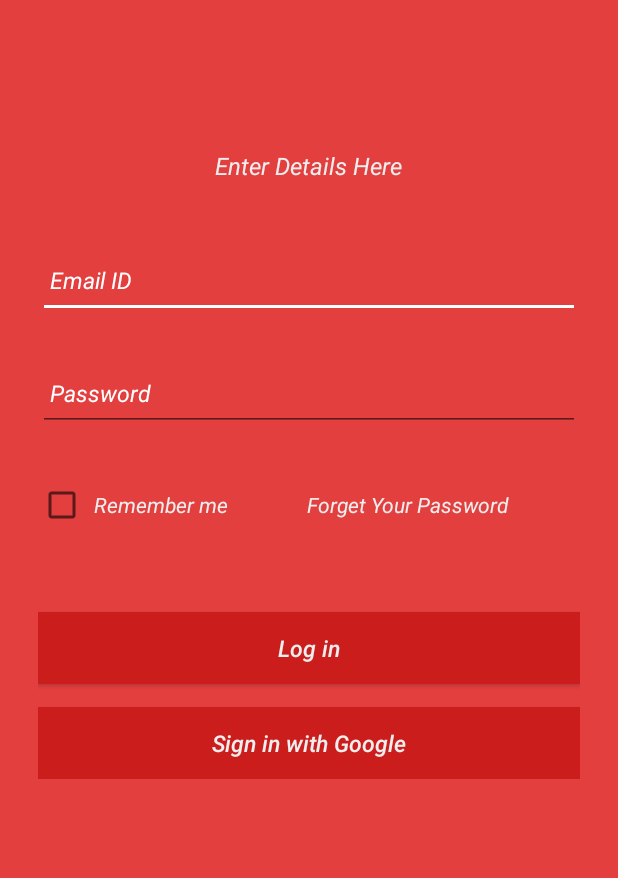
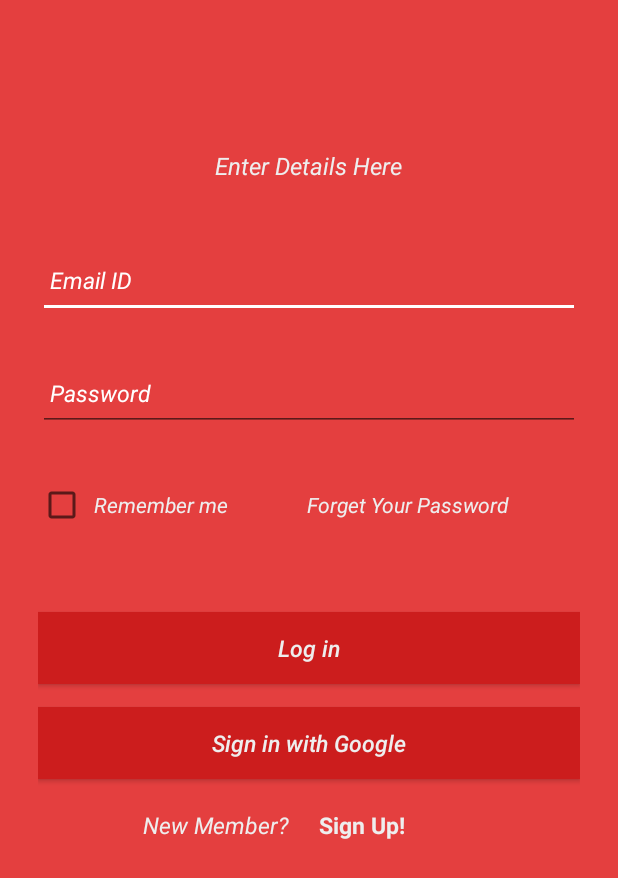
Before and after one commit to rajpatel123/kalamQuotes, an Android app: the screen it shows after launch (LoginActivity), on a phone screen of 412 x 824 dp. Shown: the top 878 px of the screen. Run offline under Robolectric (Android 15) with nearby library versions, the phone set to English and light mode, and no system bars; our stand-ins replace ButterKnife; plain views replace LoginButton.

Commit message:
Commit signup, notification , google signup login

```diff
--- a/app/src/main/java/com/mycomputer/kalamnew/LoginActivity.java
+++ b/app/src/main/java/com/mycomputer/kalamnew/LoginActivity.java
@@ -10,6 +10,7 @@ import android.view.View;
 import android.widget.Button;
 import android.widget.CheckBox;
 import android.widget.EditText;
+import android.widget.TextView;
 import android.widget.Toast;
 
 import com.google.android.gms.auth.api.Auth;
@@ -36,10 +37,13 @@ public class LoginActivity extends AppCompatActivity  implements GoogleApiClient
     @BindView(R.id.loginButton)
     Button btnLogin;
 
+    @BindView(R.id.register_tv)
+    TextView registration;
+
     @BindView(R.id.login_checkbox)
     CheckBox loginCheck;
 
-     @BindView(R.id.sign_in_button)
+    @BindView(R.id.sign_in_button)
     Button SignInButton;
 
 
@@ -57,46 +61,50 @@ public class LoginActivity extends AppCompatActivity  implements GoogleApiClient
     String email_str, pass_str;
 
 
-
     @Override
     protected void onCreate(Bundle savedInstanceState) {
         super.onCreate(savedInstanceState);
         setContentView(R.layout.activity_login);
         ButterKnife.bind(this);
-        GoogleSignInOptions gso =  new GoogleSignInOptions.Builder(GoogleSignInOptions.DEFAULT_SIGN_IN)
+        GoogleSignInOptions gso = new GoogleSignInOptions.Builder(GoogleSignInOptions.DEFAULT_SIGN_IN)
                 .requestEmail()
                 .build();
-        googleApiClient=new GoogleApiClient.Builder(this)
-                .enableAutoManage(this,this)
-                .addApi(Auth.GOOGLE_SIGN_IN_API,gso)
+        googleApiClient = new GoogleApiClient.Builder(this)
+                .enableAutoManage(this, this)
+                .addApi(Auth.GOOGLE_SIGN_IN_API, gso)
                 .build();
-
-
 
 
         SignInButton.setOnClickListener(new View.OnClickListener() {
             @Override
             public void onClick(View view) {
                 Intent intent = Auth.GoogleSignInApi.getSignInIntent(googleApiClient);
-                startActivityForResult(intent,RC_SIGN_IN);
+                startActivityForResult(intent, RC_SIGN_IN);
             }
         });
 
 
-
-
-
-
-
-
-    // loginFb();
+        // loginFb();
         btnLogin.setOnClickListener(new View.OnClickListener() {
             @Override
             public void onClick(View view) {
                 Validation();
             }
         });
-    }
+
+    // loginFb();
+        registration.setOnClickListener(new View.OnClickListener() {
+            @Override
+            public void onClick(View view) {
+                Intent intent=new Intent(LoginActivity.this,Registration.class);
+                startActivity(intent);
+            }
+        });
+
+
+}
+
+
 
     //Login Validation
     private void Validation() {
--- a/app/src/main/java/com/mycomputer/kalamnew/Notification.java
+++ b/app/src/main/java/com/mycomputer/kalamnew/Notification.java
@@ -18,9 +18,9 @@ public class Notification extends AppCompatActivity implements TimePickerDialog.
     protected void onCreate(Bundle savedInstanceState) {
         super.onCreate(savedInstanceState);
         setContentView(R.layout.activity_notification);
-        startNotification = findViewById(R.id.button1);
+        startNotification = findViewById(R.id.start_BTN);
         changeNotification = findViewById(R.id.buttton2);
-        stopNotification = findViewById(R.id.button3);
+        stopNotification = findViewById(R.id.stop_BTN);
         back = findViewById(R.id.button4);
 
         startNotification.setOnClickListener(new View.OnClickListener() {
@@ -41,6 +41,7 @@ public class Notification extends AppCompatActivity implements TimePickerDialog.
         stopNotification.setOnClickListener(new View.OnClickListener() {
             public void onClick(View v) {
 
+
             }
         });
         back.setOnClickListener(new View.OnClickListener() {
--- a/app/src/main/res/layout/activity_login.xml
+++ b/app/src/main/res/layout/activity_login.xml
@@ -165,21 +165,60 @@
 
 
 
+
+
             <Button
-                android:paddingBottom="5dp"
-                android:paddingRight="5dp"
-                android:paddingLeft="5dp"
-                android:paddingTop="5dp"
-                android:layout_marginTop="15dp"
-                android:textColor="@color/white_greyish"
-                android:textAllCaps="false"
-                android:textSize="15dp"
-                android:background="@color/primary_darker"
-                android:textStyle="italic"
                 android:id="@+id/sign_in_button"
                 android:layout_width="match_parent"
                 android:layout_height="wrap_content"
-                android:text="Sign in with Google"/>
+                android:layout_marginTop="15dp"
+                android:background="@color/primary_darker"
+                android:paddingBottom="5dp"
+                android:paddingLeft="5dp"
+                android:paddingRight="5dp"
+                android:paddingTop="5dp"
+                android:text="Sign in with Google"
+                android:textAllCaps="false"
+                android:textColor="@color/white_greyish"
+                android:textSize="15dp"
+                android:textStyle="italic" />
+
+            <LinearLayout
+                android:layout_marginTop="10dp"
+                android:orientation="horizontal"
+                android:layout_width="match_parent"
+                android:layout_height="wrap_content">
+
+
+                <TextView
+                    android:layout_marginLeft="70dp"
+                    android:layout_marginTop="10dp"
+                    android:textStyle="italic"
+                    android:textSize="15sp"
+                    android:textColor="@color/white_greyish"
+                    android:id="@+id/new_user"
+                    android:layout_width="wrap_content"
+                    android:layout_height="wrap_content"
+                    android:layout_marginBottom="5dp"
+                    android:text="New Member?" />
+
+                <TextView
+                    android:layout_marginLeft="20dp"
+                    android:layout_marginTop="10dp"
+                    android:textStyle="bold"
+                    android:textSize="15sp"
+                    android:textColor="@color/white_greyish"
+                    android:id="@+id/register_tv"
+                    android:layout_width="93dp"
+                    android:layout_height="wrap_content"
+                    android:layout_alignParentBottom="true"
+                    android:layout_centerHorizontal="true"
+                    android:layout_marginBottom="5dp"
+                    android:text="Sign Up!" />
+
+            </LinearLayout>
+
+
 
             <!--
                         <com.facebook.login.widget.LoginButton
--- a/app/src/main/res/layout/activity_navigation.xml
+++ b/app/src/main/res/layout/activity_navigation.xml
@@ -7,10 +7,10 @@
     android:layout_height="match_parent"
     android:fitsSystemWindows="true"
     tools:openDrawer="start">
-
     <include
         layout="@layout/app_bar_navigation"
         android:layout_width="match_parent"
+
         android:layout_height="match_parent" />
 
     <android.support.design.widget.NavigationView
--- a/app/src/main/res/layout/movie_list_row.xml
+++ b/app/src/main/res/layout/movie_list_row.xml
@@ -12,9 +12,11 @@
 >
 <android.support.v7.widget.CardView
     android:layout_marginTop="5dp"
+    android:id="@+id/card"
     android:layout_width="wrap_content"
     android:layout_height="wrap_content">
     <ImageView
+        android:id="@+id/kalamimg"
        android:layout_marginTop="5dp"
         android:layout_marginLeft="5dp"
         android:layout_marginRight="5dp"
```
Also changed, not shown: app/src/main/AndroidManifest.xml (+5 -4 lines), app/src/main/java/com/mycomputer/kalamnew/MainActivity.java (added, +13 -0 lines), app/src/main/java/com/mycomputer/kalamnew/MoviesAdapter.java (+52 -4 lines), app/src/main/java/com/mycomputer/kalamnew/NavigationActivity.java (+12 -8 lines), app/src/main/java/com/mycomputer/kalamnew/Registration.java (added, +104 -0 lines), app/src/main/res/layout/activity_main.xml (added, +28 -0 lines), app/src/main/res/layout/activity_notification.xml (+5 -13 lines), app/src/main/res/layout/activity_registration.xml (added, +94 -0 lines), app/src/main/res/menu/activity_navigation_drawer.xml (+6 -6 lines), app/src/main/res/drawable/hart_btn.png (added), app/src/main/res/drawable/pen_btn.png (added), app/src/main/res/drawable/plus_btn.png (added), app/src/main/res/drawable/sh_btn.png (added), 1 other file.
